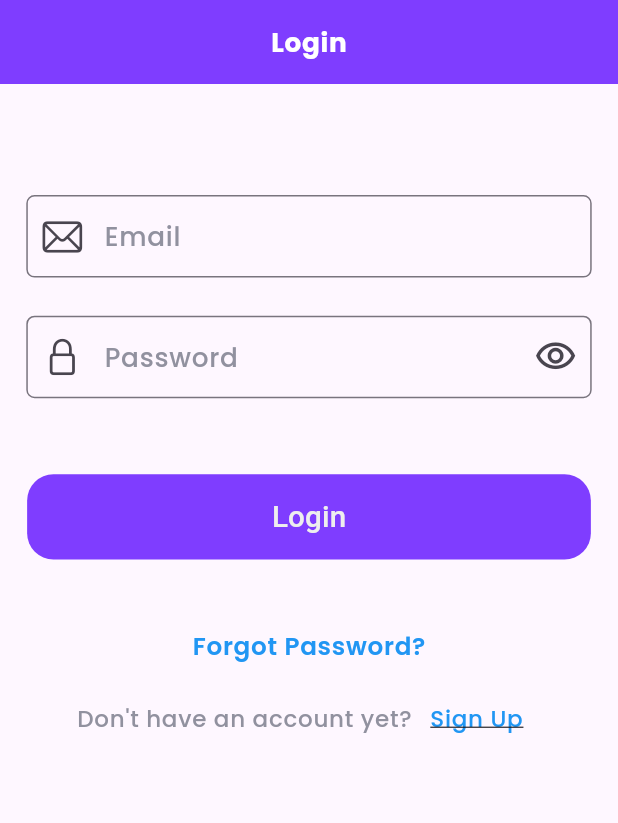
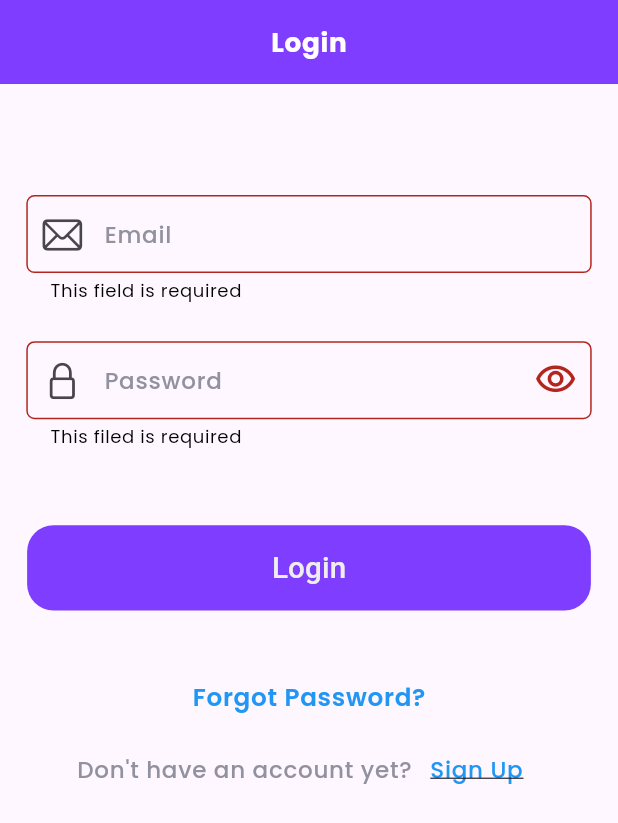
Before and after one commit to sabin6969/Budget-Buddy, a Flutter app: the screen it shows after launch, after a tap on "Skip", after a tap on "Get Started", after a tap on "Login", on a phone screen of 412 x 824 dp. Shown: the top 823 px of the screen. Run offline on Flutter 3.47's test engine with Material 3 defaults, Android fonts, the light colour scheme and no system bars; our stand-ins replace flutter_screenutil, google_fonts, smooth_page_indicator.

Commit message:
implemented validations in forms

```diff
--- a/lib/constants/app_theme.dart
+++ b/lib/constants/app_theme.dart
@@ -36,8 +36,13 @@ ThemeData appTheme = ThemeData(
     centerTitle: true,
   ),
   inputDecorationTheme: InputDecorationTheme(
+    errorStyle: TextStyle(
+      fontSize: 11.w,
+      color: Colors.black,
+      fontWeight: FontWeight.normal,
+    ),
     hintStyle: TextStyle(
-      fontSize: 16.w,
+      fontSize: 14.w,
       fontWeight: FontWeight.w500,
       color: const Color(0xFF91919F),
     ),
--- a/lib/main.dart
+++ b/lib/main.dart
@@ -1,9 +1,13 @@
 import 'package:budgetbuddy/constants/app_theme.dart';
 import 'package:budgetbuddy/constants/rotutes.dart';
+import 'package:budgetbuddy/view_models/forgot_password_view_model.dart';
+import 'package:budgetbuddy/view_models/login_view_model.dart';
+import 'package:budgetbuddy/view_models/signup_view_model.dart';
 import 'package:budgetbuddy/views/boarding/boarding_view.dart';
 import 'package:flutter/material.dart';
 import 'package:flutter/services.dart';
 import 'package:flutter_screenutil/flutter_screenutil.dart';
+import 'package:provider/provider.dart';
 
 void main() async {
   runApp(const MyApp());
@@ -24,6 +28,19 @@ class MyApp extends StatelessWidget {
       minTextAdapt: true,
       splitScreenMode: true,
       builder: (context, child) {
+        return MultiProvider(
+          providers: [
+            ChangeNotifierProvider(
+              create: (context) => LoginViewModel(),
+            ),
+            ChangeNotifierProvider(
+              create: (context) => ForgotPasswordViewModel(),
+            ),
+            ChangeNotifierProvider(
+              create: (context) => SignUpViewModel(),
+            )
+          ],
+          builder: (context, child) {
             return MaterialApp(
               title: "Budget Buddy",
               debugShowCheckedModeBanner: false,
@@ -33,5 +50,7 @@ class MyApp extends StatelessWidget {
             );
           },
         );
+      },
+    );
   }
 }
--- /dev/null
+++ b/lib/utils/validations.dart
@@ -0,0 +1,40 @@
+mixin Validation {
+  bool isEmailValid(String email) {
+    RegExp emailRegExp = RegExp(
+      r'^[a-zA-Z0-9._-]+@[a-zA-Z0-9.-]+\.[a-zA-Z]{2,4}$',
+    );
+
+    return emailRegExp.hasMatch(email);
+  }
+
+  bool isPasswordStrong(String password) {
+    return password.length >= 6;
+  }
+
+  String? validateEmail(String email) {
+    if (email.isEmpty) {
+      return "This field is required";
+    } else if (isEmailValid(email)) {
+      return null;
+    }
+    return "Invalid email";
+  }
+
+  String? validatePassword(String password) {
+    if (password.isEmpty) {
+      return "This filed is required";
+    } else if (isPasswordStrong(password)) {
+      return null;
+    }
+    return "Weak password";
+  }
+
+  String? validateName(String name) {
+    if (name.isEmpty) {
+      return "This field is required";
+    } else if (name.length < 3) {
+      return "Too short name";
+    }
+    return null;
+  }
+}
--- /dev/null
+++ b/lib/view_models/forgot_password_view_model.dart
@@ -0,0 +1,8 @@
+import 'package:budgetbuddy/utils/validations.dart';
+import 'package:flutter/cupertino.dart';
+
+class ForgotPasswordViewModel with Validation, ChangeNotifier {
+  Future<void> sendResetLink(GlobalKey<FormState> globalKey) async {
+    if (globalKey.currentState!.validate()) {}
+  }
+}
--- /dev/null
+++ b/lib/view_models/login_view_model.dart
@@ -0,0 +1,8 @@
+import 'package:budgetbuddy/utils/validations.dart';
+import 'package:flutter/cupertino.dart';
+
+class LoginViewModel with ChangeNotifier, Validation {
+  Future<void> login(GlobalKey<FormState> globalKey) async {
+    if (globalKey.currentState!.validate()) {}
+  }
+}
--- /dev/null
+++ b/lib/view_models/signup_view_model.dart
@@ -0,0 +1,12 @@
+import 'package:budgetbuddy/utils/validations.dart';
+import 'package:flutter/cupertino.dart';
+
+class SignUpViewModel with ChangeNotifier, Validation {
+  Future<void> signUp(GlobalKey<FormState> globalKey, bool isChecked) async {
+    if (globalKey.currentState!.validate()) {
+      if (!isChecked) {
+        // TODO implmenent agree to the terms  of service
+      }
+    }
+  }
+}
--- a/lib/views/auth/login_view.dart
+++ b/lib/views/auth/login_view.dart
@@ -1,9 +1,11 @@
 import 'package:budgetbuddy/constants/route_names.dart';
 import 'package:budgetbuddy/main.dart';
 import 'package:budgetbuddy/utils/custom_auth_button.dart';
+import 'package:budgetbuddy/view_models/login_view_model.dart';
 import 'package:flutter/cupertino.dart';
 import 'package:flutter/material.dart';
 import 'package:flutter_screenutil/flutter_screenutil.dart';
+import 'package:provider/provider.dart';
 
 class LoginView extends StatefulWidget {
   const LoginView({super.key});
@@ -16,9 +18,20 @@ class _LoginViewState extends State<LoginView> {
   final ValueNotifier<bool> _isHidden = ValueNotifier(true);
   final TextEditingController _emailController = TextEditingController();
   final TextEditingController _passwordController = TextEditingController();
+  final GlobalKey<FormState> _globalKey = GlobalKey<FormState>();
+
+  @override
+  void dispose() {
+    _isHidden.dispose();
+    _emailController.dispose();
+    _passwordController.dispose();
+    super.dispose();
+  }
 
   @override
   Widget build(BuildContext context) {
+    final LoginViewModel loginViewModel =
+        Provider.of<LoginViewModel>(context, listen: false);
     size = MediaQuery.sizeOf(context);
     return Scaffold(
       appBar: AppBar(
@@ -36,6 +49,8 @@ class _LoginViewState extends State<LoginView> {
       body: Padding(
         padding: EdgeInsets.symmetric(horizontal: 16.w, vertical: 1.h),
         child: SingleChildScrollView(
+          child: Form(
+            key: _globalKey,
             child: Column(
               mainAxisAlignment: MainAxisAlignment.start,
               children: [
@@ -43,9 +58,11 @@ class _LoginViewState extends State<LoginView> {
                   height: 72.h,
                 ),
                 TextFormField(
+                  keyboardType: TextInputType.emailAddress,
+                  validator: (value) => loginViewModel.validateEmail(value!),
                   controller: _emailController,
                   style: Theme.of(context).textTheme.labelMedium!.copyWith(
-                      fontSize: 14.w,
+                        fontSize: 12.w,
                         fontWeight: FontWeight.w500,
                       ),
                   decoration: InputDecoration(
@@ -63,11 +80,13 @@ class _LoginViewState extends State<LoginView> {
                   valueListenable: _isHidden,
                   builder: (context, value, child) {
                     return TextFormField(
-                    controller: _passwordController,
                       style: Theme.of(context).textTheme.labelMedium!.copyWith(
                             fontWeight: FontWeight.normal,
-                          fontSize: 14.w,
+                            fontSize: 12.w,
                           ),
+                      validator: (value) =>
+                          loginViewModel.validatePassword(value!),
+                      controller: _passwordController,
                       obscureText: value,
                       decoration: InputDecoration(
                         hintText: "Password",
@@ -98,7 +117,9 @@ class _LoginViewState extends State<LoginView> {
                 ),
                 CustomAuthButton(
                   buttonName: "Login",
-                onPressed: () {},
+                  onPressed: () {
+                    loginViewModel.login(_globalKey);
+                  },
                 ),
                 SizedBox(
                   height: 33.h,
@@ -133,7 +154,8 @@ class _LoginViewState extends State<LoginView> {
                       },
                       child: Text(
                         "Sign Up",
-                      style: Theme.of(context).textTheme.labelMedium!.copyWith(
+                        style:
+                            Theme.of(context).textTheme.labelMedium!.copyWith(
                                   fontSize: 14.w,
                                   color: Colors.blue,
                                   fontWeight: FontWeight.w500,
@@ -147,6 +169,7 @@ class _LoginViewState extends State<LoginView> {
             ),
           ),
         ),
+      ),
     );
   }
 }
```
Also changed, not shown: lib/views/auth/forgot_password_view.dart (+29 -8 lines), lib/views/auth/signup_view.dart (+34 -2 lines). Lines whose indentation alone changed are shown as unchanged.
